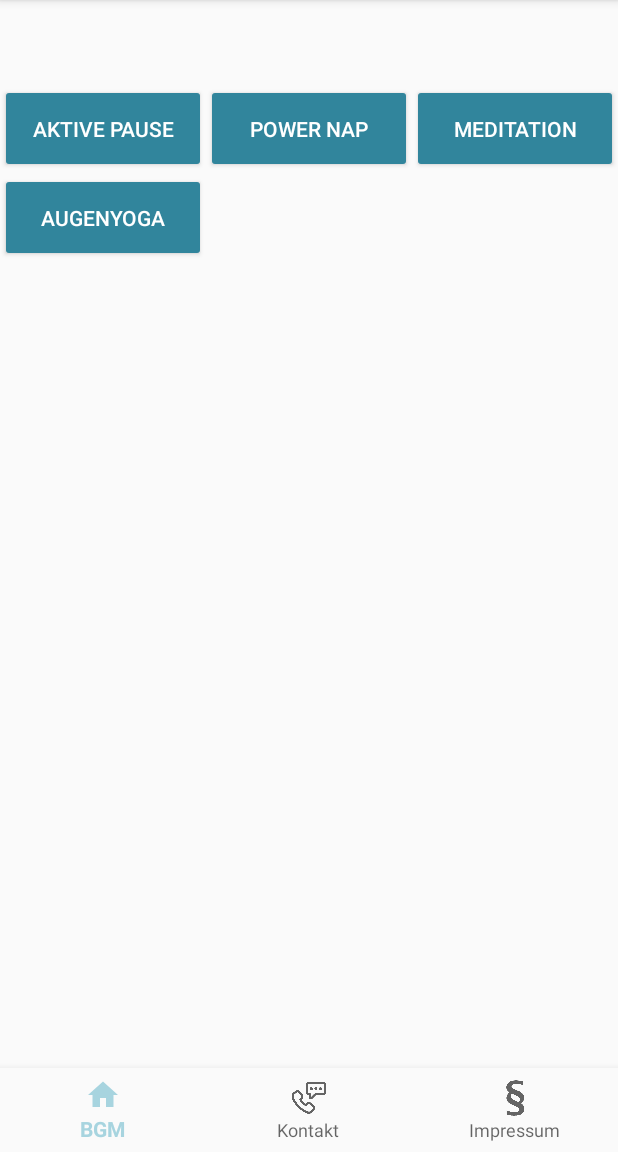
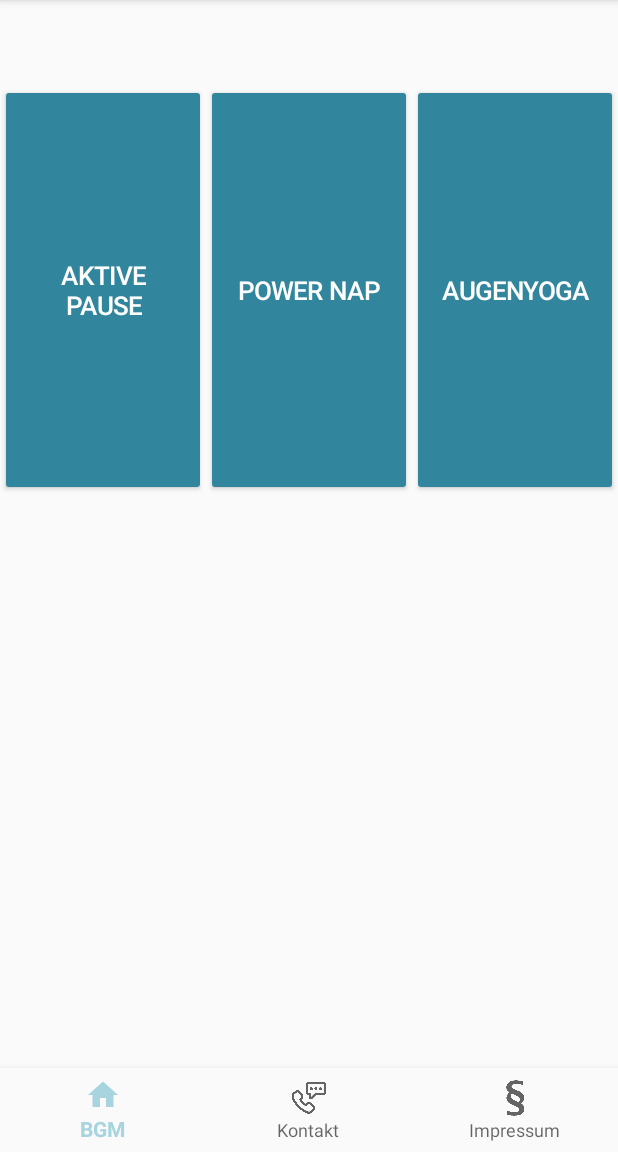
Before and after one commit to alva84/BGM, an Android app: the screen it shows after launch (OverviewActivity), after a tap on "Los geht's", on a phone screen of 412 x 824 dp, the part 84-1236 px from its top. Run offline under Robolectric (Android 15) with nearby library versions, the phone set to English and light mode, and no system bars; our stand-ins replace navigation-ui.

Commit message:
set up adapter for grid view in overview. adjustments in main activity view

```diff
--- a/app/src/main/assets/config.json
+++ b/app/src/main/assets/config.json
@@ -18,7 +18,6 @@
 			"chosen_programs": [
 				"Aktive Pause",
 				"Power Nap",
-				"Meditation",
 				"Augenyoga"
 			]
 		},
--- a/app/src/main/java/ruemelin/de/bgm/CustomAdapter.kt
+++ b/app/src/main/java/ruemelin/de/bgm/CustomAdapter.kt
@@ -1,45 +1,62 @@
 package ruemelin.de.bgm
 
 import android.content.Context
+import android.util.Log
 import android.view.LayoutInflater
 import android.view.View
 import android.view.ViewGroup
-import android.widget.BaseAdapter
+import android.widget.ArrayAdapter
 import android.widget.Button
 
 //open public class CustomAdapter() : ArrayAdapter<String>(context:Context, ) {
-public class CustomAdapter() : BaseAdapter() {
+public class CustomAdapter : ArrayAdapter<String> {
 
-    private var inflater: LayoutInflater? = null
-    private var programs: Array<String>? = null;
+    private lateinit var inflater: LayoutInflater
+    private lateinit var programs: Array<String?>
+    private var height =0
+    private var width = 0
+    private var textSize:Float = 0F
+    private var padding = 0;
 
-    constructor(ctx: Context, i:Int, p:Array<String>) : this(){
+    constructor(ctx: Context, i:Int, p: Array<String?>, height: Int, width:Int, textsize:Float, padding:Int) : super(ctx,i,p){
         this.inflater = LayoutInflater.from(ctx)
         this.programs=p
+         this.height=height
+        this.width =width
+        this.textSize=textsize
+        this.padding=padding
     }
 
-    override fun getView(position: Int, convertView: View?, parent: ViewGroup?): View {
-        TODO("Not yet implemented")
-        //convertView = inflater?.inflate( R.layout.overview_item, parent, false );
-        if (convertView ==null) {
-            convertView = inflater?.inflate(R.layout.overview_item2, parent, false);
-            val b: Button? = convertView?.findViewById(R.id.program_button)
-            b?.text = "test"
-        }
+    override fun getView(position: Int, convertView: View?, parent: ViewGroup): View {
+        Log.i("Kotlin", "CustomAdapter -> getView() with position = " + position + ", convertview = " + convertView +", parent = " + parent)
+        var listItemView: View= inflater.inflate(R.layout.overview_item2, parent, false)
+        val b: Button = listItemView.findViewById(R.id.program_button)
+        b.text = programs?.get(position)
+
+        val params = b.getLayoutParams()
+        params.width = width
+        params.height=height
+
+        b.setLayoutParams(params);
+        b.setPadding(padding, padding, padding, padding)
+
+        b.setTextSize(textSize)
+
+        return listItemView
     }
 
-    override fun getItem(position: Int): Any {
-        TODO("test")
+    override fun getItem(position: Int): String? {
+        //TODO("test")
         return programs?.get(position)!!;
     }
 
     override fun getItemId(position: Int): Long {
-        TODO("test")
+        //TODO("test")
         return position.toLong()
     }
 
     override fun getCount(): Int {
-        TODO("test")
+        //TODO("test")
         val size = programs?.size
         if(size != null) {
             return size}
--- a/app/src/main/java/ruemelin/de/bgm/MainActivity.kt
+++ b/app/src/main/java/ruemelin/de/bgm/MainActivity.kt
@@ -31,14 +31,8 @@ import java.io.IOException
 class MainActivity : AppCompatActivity(), BottomNavigationView.OnNavigationItemSelectedListener {
 
     val config = "config.json"
+    private lateinit var myConfig: MyConfig
     var currentCompanyTest:Company?=null;
-
-    var companyLogo:ImageView ?= null;
-    var layoutKooperation:LinearLayout ?= null;
-    var textKooperation: TextView?= null;
-    var bloomergymLogo:ImageView ?= null;
-    var aokLogo:ImageView ?= null;
-    var programmLogo:ImageView ?= null;
 
     override fun onCreate(savedInstanceState: Bundle?) {
         super.onCreate(savedInstanceState)
@@ -54,15 +48,11 @@ class MainActivity : AppCompatActivity(), BottomNavigationView.OnNavigationItemS
         setupActionBarWithNavController(navController, appBarConfiguration)
         navView.setupWithNavController(navController)
 
-        // set up logos
-        companyLogo = findViewById(R.id.logoCompany)
-        textKooperation = findViewById(R.id.text_Kooperation)
-        layoutKooperation = findViewById(R.id.layoutKooperation);
-        bloomergymLogo = findViewById(R.id.logoBloomergym)
+        // load config.json
+        loadConfig()
 
-        aokLogo = findViewById(R.id.logoAOK)
-        programmLogo = findViewById(R.id.logoProgramm)
-        loadConfig()
+        // create UI
+        setupUI()
     }
 
     fun loadConfig(){
@@ -74,7 +64,7 @@ class MainActivity : AppCompatActivity(), BottomNavigationView.OnNavigationItemS
 
         val gson = Gson()
         //val listPersonType = object : TypeToken<List<Person>>() {}.type
-        var myConfig = gson.fromJson(inputString, MyConfig::class.java)
+        myConfig = gson.fromJson(inputString, MyConfig::class.java)
 
         //var persons: List<Post> = gson.fromJson(inputString, listPersonType)
         //persons.forEachIndexed { idx, person -> Log.i("data", "> Item $idx:\n$person") }
@@ -91,6 +81,17 @@ class MainActivity : AppCompatActivity(), BottomNavigationView.OnNavigationItemS
         myConfig.programs?.forEach { p -> stringBuilder.append(p.name+ ", ") }
 
         Log.i("Kotlin", stringBuilder.toString())
+
+
+    }
+
+    fun setupUI(){
+        var companyLogo:ImageView = findViewById(R.id.logoCompany)
+        var layoutKooperation:LinearLayout = findViewById(R.id.layoutKooperation);
+        var textKooperation: TextView= findViewById(R.id.text_Kooperation)
+        var bloomergymLogo:ImageView = findViewById(R.id.logoBloomergym)
+        var aokLogo:ImageView = findViewById(R.id.logoAOK)
+        var programmLogo:ImageView = findViewById(R.id.logoProgramm)
 
         // Start working with config data
         myConfig.companies?.forEach { c -> if(c.getCompanyId()==myConfig.currentCompany)
@@ -115,7 +116,7 @@ class MainActivity : AppCompatActivity(), BottomNavigationView.OnNavigationItemS
 
             // resize company logo to 1/6 of screen width
             val params_CompanyLogo = companyLogo?.getLayoutParams()
-            params_CompanyLogo?.width = screen_width/5
+            params_CompanyLogo?.width = screen_width/7
             companyLogo?.setLayoutParams(params_CompanyLogo)
 
             /*val marginParams_CompanyLogo = params_CompanyLogo as MarginLayoutParams
@@ -128,11 +129,11 @@ class MainActivity : AppCompatActivity(), BottomNavigationView.OnNavigationItemS
             layoutKooperation?.setLayoutParams(params_Layout);
 
             var params_BloomergymLogo = bloomergymLogo?.getLayoutParams()
-            params_BloomergymLogo?.width = screen_width*2/9 // 7/2 = 3,5
+            params_BloomergymLogo?.width = screen_width/4 // 7/2 = 3,5
             //params_BloomergymLogo?.height = screen_width/(20)
             bloomergymLogo?.setLayoutParams(params_BloomergymLogo);
 
-            textKooperation?.setTextSize(TypedValue.COMPLEX_UNIT_SP, (screen_width/50).toFloat())
+            textKooperation?.setTextSize((screen_width/resources.getDimension(R.dimen.font_medium)).toFloat())
 
             // keep AOK logo at default, just resize
             val params_AOKLogo = aokLogo?.getLayoutParams()
@@ -140,8 +141,9 @@ class MainActivity : AppCompatActivity(), BottomNavigationView.OnNavigationItemS
             aokLogo?.setLayoutParams(params_AOKLogo)
 
             val params_ProgrammLogo = programmLogo?.getLayoutParams()
-            params_ProgrammLogo?.height = screen_height/3
+            params_ProgrammLogo?.height = screen_height/2
             programmLogo?.setLayoutParams(params_ProgrammLogo)
+            programmLogo.setPadding(0,0,0,200)
 
 
         } else{
@@ -149,7 +151,6 @@ class MainActivity : AppCompatActivity(), BottomNavigationView.OnNavigationItemS
         }
 
     }
-
 
     fun switchToOverview(view: View) {
         Log.i("Kotlin", "called switchToOverview");
--- a/app/src/main/java/ruemelin/de/bgm/OverviewActivity.kt
+++ b/app/src/main/java/ruemelin/de/bgm/OverviewActivity.kt
@@ -107,9 +107,16 @@ class OverviewActivity : AppCompatActivity(), BottomNavigationView.OnNavigationI
 
 //            currentCompany?.chosen_programs?.forEach { p -> createButton(p)}//Log.i("Kotlin", "Todo: create button" )
                 //val adapter = ArrayAdapter<String>(this, android.R.layout.simple_list_item_1, chosenPrograms)
-                val adapter = ArrayAdapter<String>(this, R.layout.overview_item, chosenPrograms)
+
+                Log.i("Kotlin", "overviewactivity: try to create custom adapter with string-array chosenprograms (holds " + chosenPrograms.size + " items)");
+
+                //val adapter = ArrayAdapter<String>(this, R.layout.overview_item, chosenPrograms)
+                val adapter = CustomAdapter(this, R.layout.overview_item2, chosenPrograms, screen_height/3, screen_width/3, (screen_width/resources.getDimension(R.dimen.font_big)).toFloat(), screen_width/25)
+                Log.i("Kotlin", "overviewactivity: try to map custom adapter to gridview");
+
                 gridView.adapter = adapter
 
+                Log.i("Kotlin", "overviewactivity: try to add onitemclicklistener to gridview");
 
                 // add listeners to all items
                 gridView.onItemClickListener =
@@ -143,6 +150,7 @@ class OverviewActivity : AppCompatActivity(), BottomNavigationView.OnNavigationI
             // TODO: find list where all buttons are in with height param
 
             // check the max height of buttons
+            /*
             var maxHeight = 0;
             for (item in gridView?.children!!) {
                 // body of loop
@@ -159,7 +167,7 @@ class OverviewActivity : AppCompatActivity(), BottomNavigationView.OnNavigationI
                 val params = item?.getLayoutParams()
                 params?.width = maxHeight
                 item?.setLayoutParams(params);
-            }
+            }*/
 
         }//if
         }//fun
--- a/app/src/main/res/values/dimens.xml
+++ b/app/src/main/res/values/dimens.xml
@@ -6,6 +6,6 @@
 
   <dimen name="gap_big">10dp</dimen>
   <dimen name="gap_medium">30dp</dimen>
-  <dimen name="gap_small">60dp</dimen>
+  <dimen name="gap_small">50dp</dimen>
 
 </resources>
```
Also changed, not shown: app/src/main/res/layout/activity_main.xml (+3 -7 lines).
